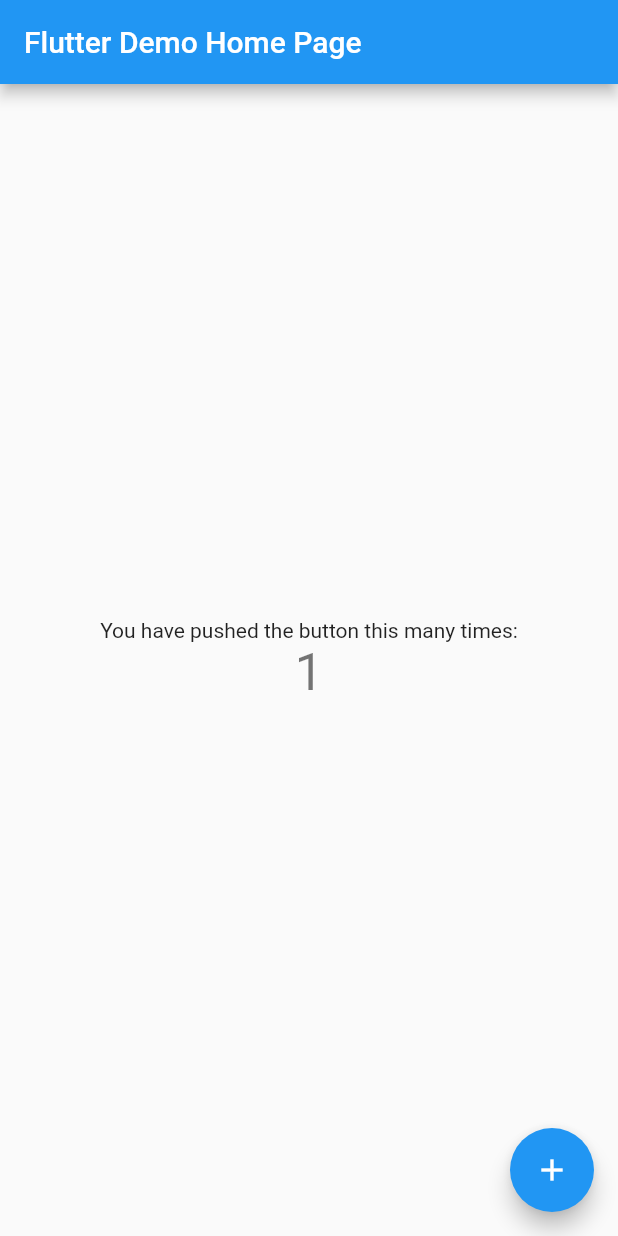
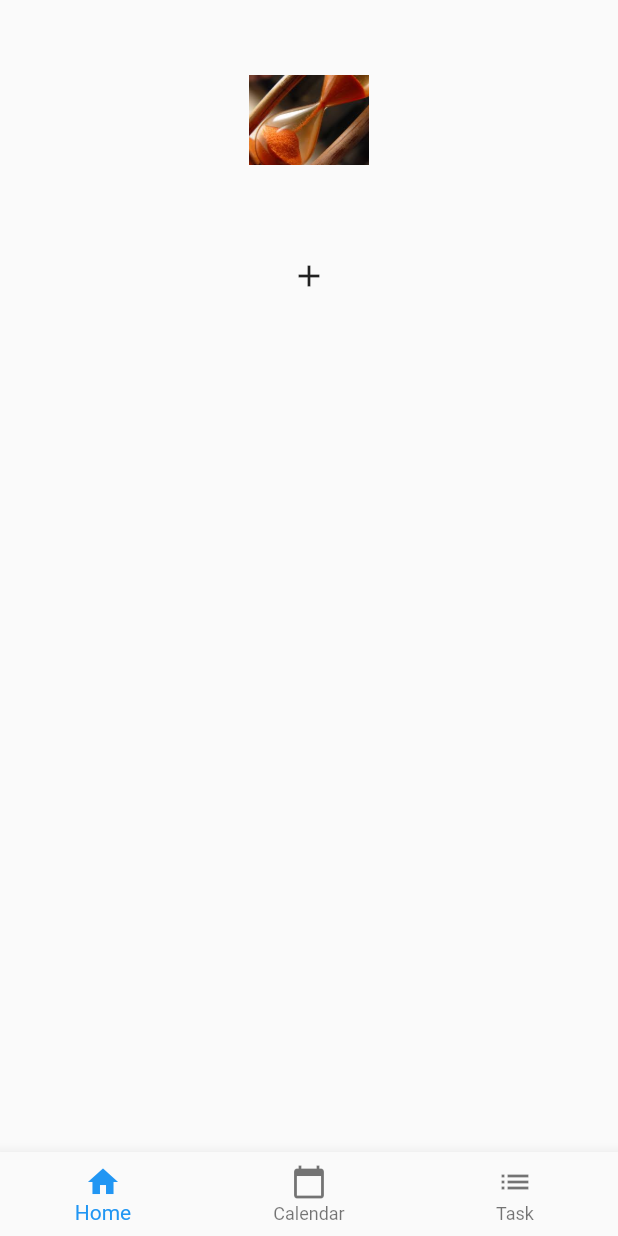
Before and after one commit to AlbanyBuipe/Daily, a Flutter app: the screen it shows after launch, after a tap on the "add" icon, on a phone screen of 412 x 824 dp. Run offline on Flutter 3.47's test engine with Material 2 defaults, Android fonts, the phone set to English and light mode, and no system bars.

Commit message:
BottomNavBar and Logo done.

```diff
--- a/lib/main.dart
+++ b/lib/main.dart
@@ -1,111 +1,11 @@
 import 'package:flutter/material.dart';
+import 'ui/home.dart';
 
-void main() => runApp(MyApp());
-
-class MyApp extends StatelessWidget {
-  // This widget is the root of your application.
-  @override
-  Widget build(BuildContext context) {
-    return MaterialApp(
-      title: 'Flutter Demo',
-      theme: ThemeData(
-        // This is the theme of your application.
-        //
-        // Try running your application with "flutter run". You'll see the
-        // application has a blue toolbar. Then, without quitting the app, try
-        // changing the primarySwatch below to Colors.green and then invoke
-        // "hot reload" (press "r" in the console where you ran "flutter run",
-        // or simply save your changes to "hot reload" in a Flutter IDE).
-        // Notice that the counter didn't reset back to zero; the application
-        // is not restarted.
-        primarySwatch: Colors.blue,
-      ),
-      home: MyHomePage(title: 'Flutter Demo Home Page'),
-    );
-  }
+void main() {
+  runApp(
+    MaterialApp(
+      title: 'Daily',
+      home: HomePage(),
+    )
+  );
 }
-
-class MyHomePage extends StatefulWidget {
-  MyHomePage({Key key, this.title}) : super(key: key);
-
-  // This widget is the home page of your application. It is stateful, meaning
-  // that it has a State object (defined below) that contains fields that affect
-  // how it looks.
-
-  // This class is the configuration for the state. It holds the values (in this
-  // case the title) provided by the parent (in this case the App widget) and
-  // used by the build method of the State. Fields in a Widget subclass are
-  // always marked "final".
-
-  final String title;
-
-  @override
-  _MyHomePageState createState() => _MyHomePageState();
-}
-
-class _MyHomePageState extends State<MyHomePage> {
-  int _counter = 0;
-
-  void _incrementCounter() {
-    setState(() {
-      // This call to setState tells the Flutter framework that something has
-      // changed in this State, which causes it to rerun the build method below
-      // so that the display can reflect the updated values. If we changed
-      // _counter without calling setState(), then the build method would not be
-      // called again, and so nothing would appear to happen.
-      _counter++;
-    });
-  }
-
-  @override
-  Widget build(BuildContext context) {
-    // This method is rerun every time setState is called, for instance as done
-    // by the _incrementCounter method above.
-    //
-    // The Flutter framework has been optimized to make rerunning build methods
-    // fast, so that you can just rebuild anything that needs updating rather
-    // than having to individually change instances of widgets.
-    return Scaffold(
-      appBar: AppBar(
-        // Here we take the value from the MyHomePage object that was created by
-        // the App.build method, and use it to set our appbar title.
-        title: Text(widget.title),
-      ),
-      body: Center(
-        // Center is a layout widget. It takes a single child and positions it
-        // in the middle of the parent.
-        child: Column(
-          // Column is also layout widget. It takes a list of children and
-          // arranges them vertically. By default, it sizes itself to fit its
-          // children horizontally, and tries to be as tall as its parent.
-          //
-          // Invoke "debug painting" (press "p" in the console, choose the
-          // "Toggle Debug Paint" action from the Flutter Inspector in Android
-          // Studio, or the "Toggle Debug Paint" command in Visual Studio Code)
-          // to see the wireframe for each widget.
-          //
-          // Column has various properties to control how it sizes itself and
-          // how it positions its children. Here we use mainAxisAlignment to
-          // center the children vertically; the main axis here is the vertical
-          // axis because Columns are vertical (the cross axis would be
-          // horizontal).
-          mainAxisAlignment: MainAxisAlignment.center,
-          children: <Widget>[
-            Text(
-              'You have pushed the button this many times:',
-            ),
-            Text(
-              '$_counter',
-              style: Theme.of(context).textTheme.display1,
-            ),
-          ],
-        ),
-      ),
-      floatingActionButton: FloatingActionButton(
-        onPressed: _incrementCounter,
-        tooltip: 'Increment',
-        child: Icon(Icons.add),
-      ), // This trailing comma makes auto-formatting nicer for build methods.
-    );
-  }
-}
--- /dev/null
+++ b/lib/ui/home.dart
@@ -0,0 +1,41 @@
+import 'package:flutter/material.dart';
+
+class HomePage extends StatelessWidget {
+  @override
+  Widget build(BuildContext context) {
+    return Scaffold(
+      body: Container(
+        child: Column(
+          children: <Widget>[
+            Container(
+              margin: EdgeInsets.all(35.0),
+              width: 80,
+              height: 90,
+              child: Image.asset('assets/images/logo.jpg')
+            ),
+            Container(
+              child: Column(
+                children: <Widget>[
+                  Center(
+                    child: IconButton(
+                      icon: Icon(Icons.add),
+                      onPressed: (){print("Clicked");},
+                    ),
+                  )
+                ],
+              ),
+            )
+          ],
+        ),
+      ),
+
+      bottomNavigationBar: BottomNavigationBar(
+        items: <BottomNavigationBarItem>[
+          BottomNavigationBarItem(icon: Icon(Icons.home), title: Text('Home')),
+          BottomNavigationBarItem(icon: Icon(Icons.calendar_today), title: Text('Calendar')),
+          BottomNavigationBarItem(icon: Icon(Icons.list), title: Text('Task'))
+        ],
+      ),
+    );
+  }
+}
--- a/pubspec.yaml
+++ b/pubspec.yaml
@@ -37,7 +37,8 @@ flutter:
   uses-material-design: true
 
   # To add assets to your application, add an assets section, like this:
-  # assets:
+  assets:
+     - assets/images/logo.jpg
   #  - images/a_dot_burr.jpeg
   #  - images/a_dot_ham.jpeg
 
```
Also changed, not shown: assets/images/logo.jpg (added), 1 other file.
